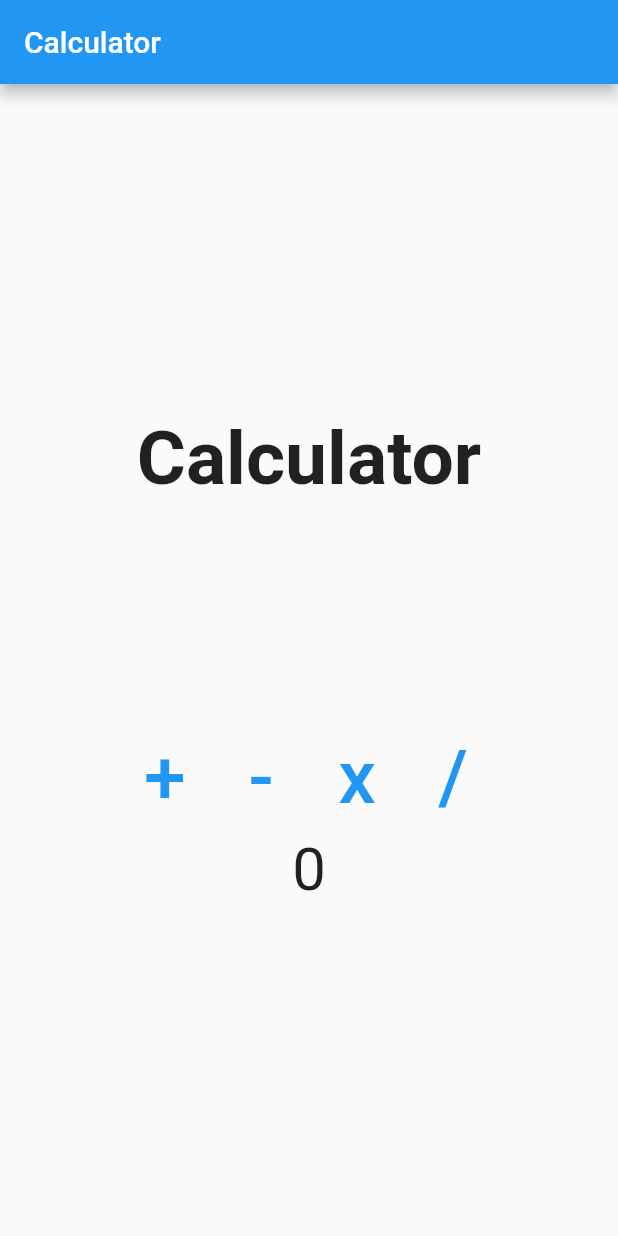
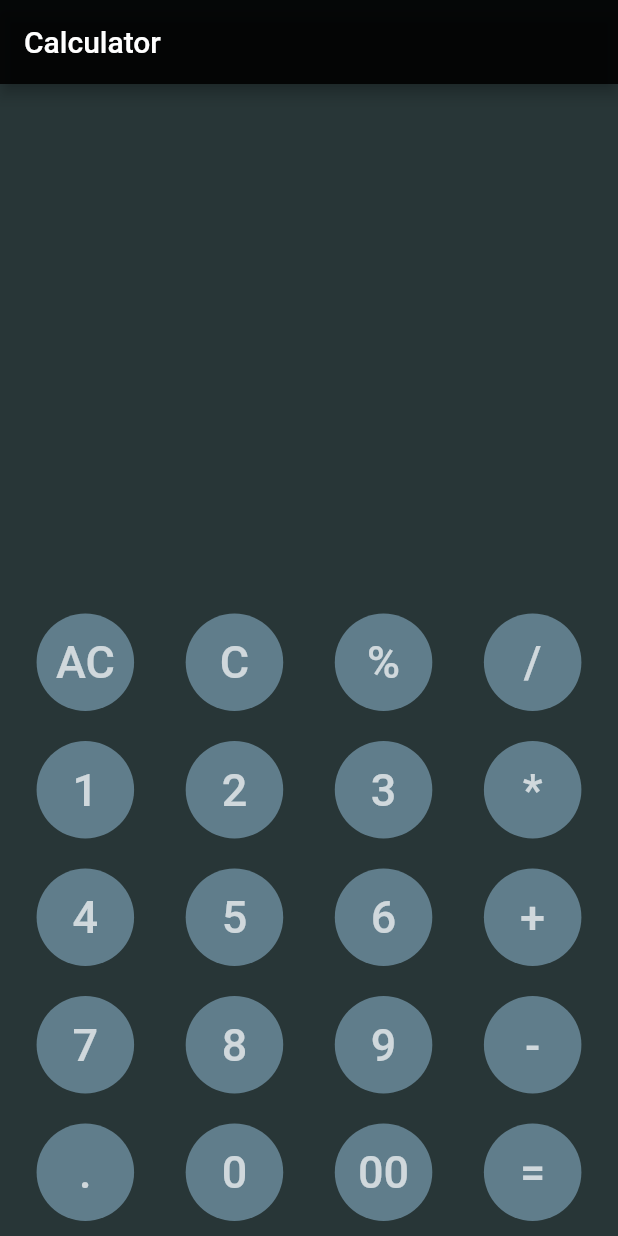
Before and after one commit to MythHill/Calculus, a Flutter app: the screen it shows after launch, on a phone screen of 412 x 824 dp. Run offline on Flutter 3.47's test engine with Material 2 defaults, Android fonts, the phone set to English and light mode, and no system bars; our stand-ins replace math_expressions.

Commit message:
init commit

```diff
--- a/lib/main.dart
+++ b/lib/main.dart
@@ -1,4 +1,10 @@
 import 'package:flutter/material.dart';
+
+import 'package:calculator/widgets/Calcbutton.dart';
+
+import 'package:math_expressions/math_expressions.dart';
+
+
 void main (){
   runApp(MyApp());
 }
@@ -8,6 +14,7 @@ class MyApp extends StatelessWidget {
   @override
   Widget build(BuildContext context) {
     return MaterialApp(
+      debugShowCheckedModeBanner: false,
       home: Home(),
     );
   }
@@ -20,78 +27,208 @@ class Home extends StatefulWidget {
 }
 
 class _HomeState extends State<Home> {
-  var value = 0;
-  var one = 0;
-  var two = 0;
+  var expression = '';
+  var history = '';
 
-void add() {
+  void clear(text) {
     setState(() {
-    value = one + two;
+      expression = "";
     });
   }
 
-void subtract() {
+  void allclear(text) {
     setState(() {
-    value = one - two;
+      expression="";
+      history="";
+    });
+  }
+
+  void numClick(text) {
+    setState(() {
+      expression += text;
+    });
+  }
+
+  void evaluate(text){
+    Parser p = Parser();
+    Expression exp = p.parse(expression);
+    ContextModel cm = ContextModel();
+    double eval = exp.evaluate(EvaluationType.REAL, cm);
+
+
+    setState(() {
+      history = expression;
+      expression = eval.toString();
     });
   }
 
 
-void multiply() {
-  setState(() {
-    value = one * two;
-  });
-}
-
-
-void divide() {
-  setState(() {
-    value = one ~/ two;
-  });
-}
 
   @override
   Widget build(BuildContext context) {
     return Scaffold(
-      appBar: AppBar(title: Text('Calculator'),),
-      body: Center(child: Column(
-        mainAxisAlignment: MainAxisAlignment.center,
+
+      backgroundColor: Color(0xFF283637),
+      appBar: AppBar(title: Text('Calculator'),
+      backgroundColor: Colors.black87,),
+      body: Column(
+        mainAxisAlignment: MainAxisAlignment.end,
         children: [
-          Text('Calculator',
-          style: TextStyle(fontSize: 50, fontWeight: FontWeight.bold),),
-          Padding(
-            padding: const EdgeInsets.only(right: 300, left: 300,),
-            child: TextField(onChanged: (text){
-              one = int.parse(text);
-            },),
+
+          Container(padding: EdgeInsets.only(right: 50, bottom: 10),
+
+          alignment: Alignment.bottomRight,
+          child: Text(history,
+          style: TextStyle(fontSize: 30, fontWeight: FontWeight.bold),),),
+
+
+
+          Container(
+           padding: EdgeInsets.only(right: 50, bottom: 10),
+            alignment: Alignment.bottomRight,
+            child: Text(expression,
+            style: TextStyle(fontSize: 50, fontWeight: FontWeight.bold, color: Colors.grey),),
           ),
-          Padding(
-            padding: const EdgeInsets.only(right: 300, left: 300,),
-            child: TextField(onChanged: (text){
-              two = int.parse(text);
-            },),
-          ),
-          Padding(
-            padding: const EdgeInsets.only(top: 50),
-            child: Row(
-              mainAxisAlignment: MainAxisAlignment.center,
+
+
+
+
+          Row(
+            mainAxisAlignment: MainAxisAlignment.spaceEvenly,
             children:[
-                TextButton(onPressed: add, child: Text('+',
-                style: TextStyle(fontSize: 50),),),
-                TextButton(onPressed: subtract, child: Text('-',
-                style: TextStyle(fontSize: 50),),),
-                TextButton(onPressed: multiply, child: Text('x',
-                style: TextStyle(fontSize: 50),),),
-                TextButton(onPressed: divide, child: Text('/',
-                style: TextStyle(fontSize: 50),),),
+
+
+              CalcButton(text: 'AC',
+              textcolour: Colors.white70,
+              backcolour: Colors.blueGrey,
+              Onpressed: allclear,),
+
+               CalcButton(text: 'C',
+              textcolour: Colors.white70,
+              backcolour: Colors.blueGrey,
+              Onpressed: clear,),
+
+               CalcButton(text: '%',
+              textcolour: Colors.white70,
+              backcolour: Colors.blueGrey,
+              Onpressed: numClick,),
+
+               CalcButton(text: '/',
+              textcolour: Colors.white70,
+              backcolour: Colors.blueGrey,
+              Onpressed: numClick,),
+
+            ]
+          ),Row(
+            mainAxisAlignment: MainAxisAlignment.spaceEvenly,
+            children:[
+
+
+              CalcButton(text: '1',
+              textcolour: Colors.white70,
+              backcolour: Colors.blueGrey,
+              Onpressed: numClick,),
+
+               CalcButton(text: '2',
+              textcolour: Colors.white70,
+              backcolour: Colors.blueGrey,
+              Onpressed: numClick,),
+
+               CalcButton(text: '3',
+              textcolour: Colors.white70,
+              backcolour: Colors.blueGrey,
+              Onpressed: numClick,),
+
+               CalcButton(text: '*',
+              textcolour: Colors.white70,
+              backcolour: Colors.blueGrey,
+              Onpressed: numClick,),
+
+            ]
+          ),Row(
+            mainAxisAlignment: MainAxisAlignment.spaceEvenly,
+            children:[
+
+
+              CalcButton(text: '4',
+              textcolour: Colors.white70,
+              backcolour: Colors.blueGrey,
+              Onpressed: numClick,),
+
+               CalcButton(text: '5',
+              textcolour: Colors.white70,
+              backcolour: Colors.blueGrey,
+              Onpressed: numClick,),
+
+               CalcButton(text: '6',
+              textcolour: Colors.white70,
+              backcolour: Colors.blueGrey,
+              Onpressed: numClick,),
+
+               CalcButton(text: '+',
+              textcolour: Colors.white70,
+              backcolour: Colors.blueGrey,
+              Onpressed: numClick,)
+
+            ]
+          ),Row(
+            mainAxisAlignment: MainAxisAlignment.spaceEvenly,
+            children:[
+
+
+              CalcButton(text: '7',
+              textcolour: Colors.white70,
+              backcolour: Colors.blueGrey,
+              Onpressed: numClick,),
+
+               CalcButton(text: '8',
+              textcolour: Colors.white70,
+              backcolour: Colors.blueGrey,
+              Onpressed: (){},),
+
+               CalcButton(text: '9',
+              textcolour: Colors.white70,
+              backcolour: Colors.blueGrey,
+              Onpressed: numClick,),
+
+               CalcButton(text: '-',
+              textcolour: Colors.white70,
+              backcolour: Colors.blueGrey,
+              Onpressed: numClick,),
+
+            ]
+          ),Row(
+            mainAxisAlignment: MainAxisAlignment.spaceEvenly,
+            children:[
+
+
+              CalcButton(text: '.',
+              textcolour: Colors.white70,
+              backcolour: Colors.blueGrey,
+              Onpressed: numClick,),
+
+               CalcButton(text: '0',
+              textcolour: Colors.white70,
+              backcolour: Colors.blueGrey,
+              Onpressed: numClick,),
+
+               CalcButton(text: '00',
+              textcolour: Colors.white70,
+              backcolour: Colors.blueGrey,
+              Onpressed: numClick,),
+
+               CalcButton(text: '=',
+              textcolour: Colors.white70,
+              backcolour: Colors.blueGrey,
+              Onpressed: evaluate,),
+
             ]
           ),
-          ),
-          Text(value.toString(), style: TextStyle(fontSize: 40))
+
         ]
 
 
-      ))
+      )
 
 
 
--- /dev/null
+++ b/lib/widgets/Calcbutton.dart
@@ -0,0 +1,37 @@
+import 'package:flutter/material.dart';
+
+class CalcButton extends StatelessWidget {
+  const CalcButton({ Key? key,
+   required this.text,
+   required this.backcolour,
+   required this.textcolour,
+   required this.Onpressed})
+    : super(key: key);
+
+
+
+final text;
+final Color backcolour;
+final Color textcolour;
+final Function Onpressed;
+
+
+  @override
+  Widget build(BuildContext context) {
+    return Container(
+
+    padding: EdgeInsets.all(10),
+      child: SizedBox(height: 65,
+      width: 65,
+        child: TextButton(onPressed: (){
+          Onpressed(text);
+
+        },
+        child: Text (text , style: TextStyle(color: textcolour, fontSize: 30),
+        ),
+        style: TextButton.styleFrom(backgroundColor: backcolour, shape: RoundedRectangleBorder(borderRadius: BorderRadius.circular(50))),
+        ),
+      ),
+    );
+  }
+}
--- a/pubspec.yaml
+++ b/pubspec.yaml
@@ -23,6 +23,7 @@ environment:
 dependencies:
   flutter:
     sdk: flutter
+  math_expressions:
 
 
   # The following adds the Cupertino Icons font to your application.
```
Also changed, not shown: pubspec.lock. Lines whose indentation alone changed are shown as unchanged.
